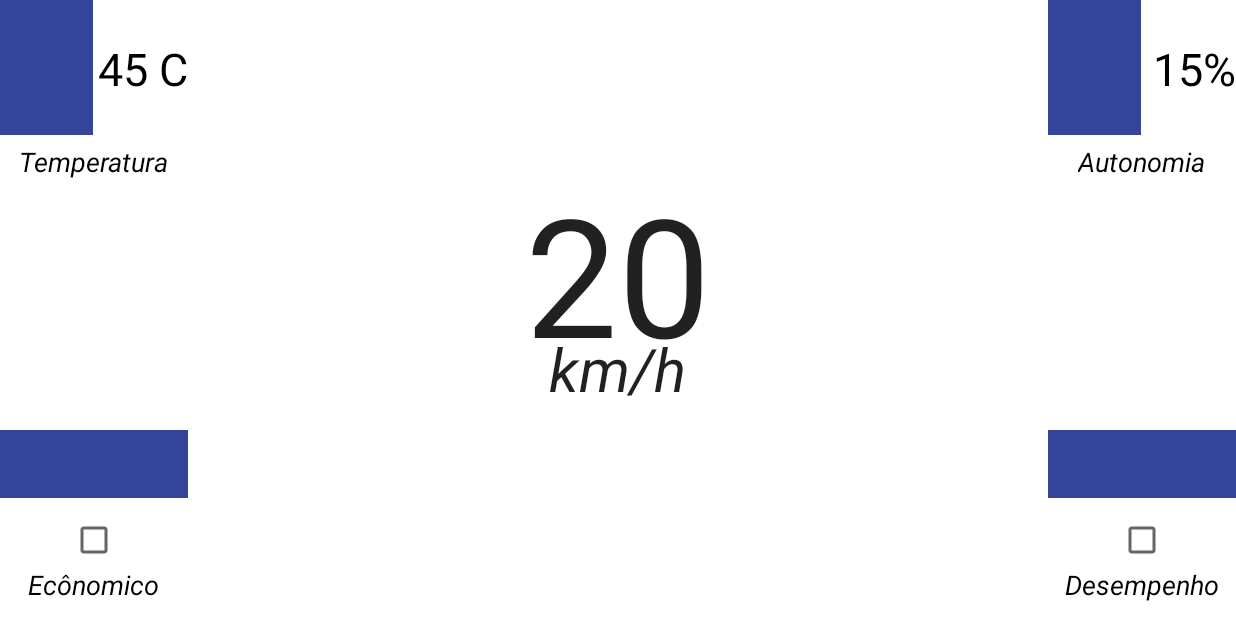
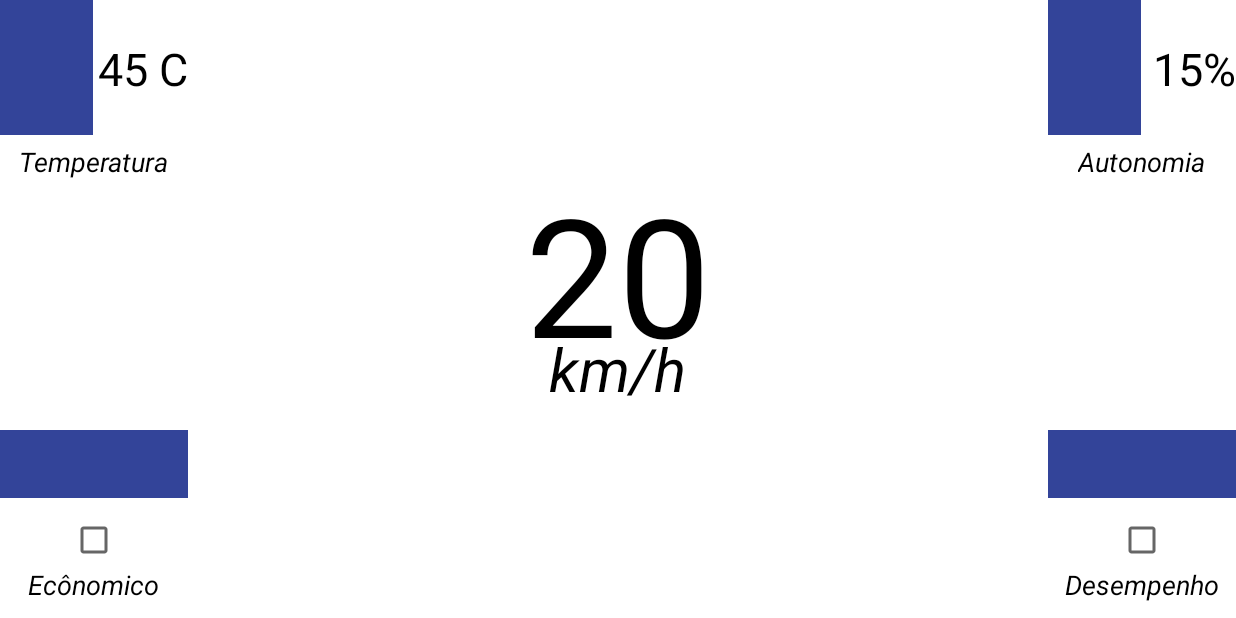
Before and after one commit to filipeborges/DriftKart, an Android app: the screen it shows after launch (MainActivity), on a phone screen of 824 x 412 dp (held sideways). Run offline under Robolectric (Android 15) with nearby library versions, the light colour scheme and no system bars.

Commit message:
Refactored GUI xml code

```diff
--- a/DriftKartApp/app/src/main/java/br/unb/integration_project/driftkartapp/MainActivity.java
+++ b/DriftKartApp/app/src/main/java/br/unb/integration_project/driftkartapp/MainActivity.java
@@ -3,8 +3,6 @@ package br.unb.integration_project.driftkartapp;
 import android.support.v7.app.AppCompatActivity;
 import android.os.Bundle;
 import android.view.LayoutInflater;
-import android.view.Menu;
-import android.view.MenuItem;
 import android.view.ViewGroup;
 
 public class MainActivity extends AppCompatActivity {
@@ -22,26 +20,4 @@ public class MainActivity extends AppCompatActivity {
         inflater.inflate(R.layout.economic_layout, mainRelLay);
         inflater.inflate(R.layout.performance_layout, mainRelLay);
     }
-
-    @Override
-    public boolean onCreateOptionsMenu(Menu menu) {
-        // Inflate the menu; this adds items to the action bar if it is present.
-        getMenuInflater().inflate(R.menu.menu_main, menu);
-        return true;
-    }
-
-    @Override
-    public boolean onOptionsItemSelected(MenuItem item) {
-        // Handle action bar item clicks here. The action bar will
-        // automatically handle clicks on the Home/Up button, so long
-        // as you specify a parent activity in AndroidManifest.xml.
-        int id = item.getItemId();
-
-        //noinspection SimplifiableIfStatement
-        if (id == R.id.action_settings) {
-            return true;
-        }
-
-        return super.onOptionsItemSelected(item);
-    }
 }
--- a/DriftKartApp/app/src/main/res/layout/battery_layout.xml
+++ b/DriftKartApp/app/src/main/res/layout/battery_layout.xml
@@ -6,34 +6,29 @@
     android:layout_alignParentRight="true"
     android:layout_alignParentTop="true">
 
-    <!--TODO: Needs to move styles items to styles.xml. -->
-    <!--TODO: Needs to move strings to strings.xml -->
     <ImageView
         android:id="@+id/batteryImageView"
         android:layout_width="62dp"
         android:layout_height="90dp"
-        android:src="#349"/>
+        style="@style/imageViewMockStyle"/>
 
     <TextView
+        android:id="@+id/batteryTextView"
         android:layout_width="wrap_content"
         android:layout_height="wrap_content"
         android:layout_centerHorizontal="true"
+        android:layout_below="@+id/batteryImageView"
         android:paddingTop="5dp"
-        android:textColor="#000"
-        android:textSize="18sp"
-        android:text="Autonomia"
-        android:textStyle="italic"
-        android:id="@+id/batteryTextView"
-        android:layout_below="@+id/batteryImageView"/>
+        android:text="@string/battery_label"
+        style="@style/sensorLabelStyle" />
 
     <TextView
+        android:id="@+id/batteryValueTextView"
         android:layout_width="wrap_content"
         android:layout_height="wrap_content"
         android:layout_alignParentRight="true"
         android:layout_marginTop="25dp"
         android:text="15%"
-        android:textSize="30sp"
-        android:textColor="#000"
-        android:id="@+id/batteryValueTextView" />
+        style="@style/sensorValueDefaultStyle" />
 
 </RelativeLayout>
--- a/DriftKartApp/app/src/main/res/layout/economic_layout.xml
+++ b/DriftKartApp/app/src/main/res/layout/economic_layout.xml
@@ -6,33 +6,28 @@
     android:layout_alignParentBottom="true"
     android:layout_alignParentLeft="true">
 
-    <!--TODO: Needs to move styles items to styles.xml. -->
-    <!--TODO: Needs to move strings to strings.xml -->
-
     <CheckBox
+        android:id="@+id/economicCheckBox"
         android:layout_width="wrap_content"
         android:layout_height="wrap_content"
         android:layout_above="@+id/economicTextView"
-        android:paddingBottom="15dp"
         android:layout_centerInParent="true"
-        android:id="@+id/economicCheckBox" />
+        android:paddingBottom="15dp" />
 
     <TextView
+        android:id="@+id/economicTextView"
         android:layout_width="wrap_content"
         android:layout_height="wrap_content"
         android:layout_centerHorizontal="true"
         android:layout_alignParentBottom="true"
         android:paddingBottom="10dp"
-        android:textColor="#000"
-        android:textSize="18sp"
-        android:text="Ecônomico"
-        android:textStyle="italic"
-        android:id="@+id/economicTextView" />
+        android:text="@string/economic_label"
+        style="@style/sensorLabelStyle" />
 
     <ImageView
+        android:id="@+id/economicImageView"
         android:layout_width="match_parent"
         android:layout_height="45dp"
-        android:id="@+id/economicImageView"
-        android:src="#349"/>
+        style="@style/imageViewMockStyle" />
 
 </RelativeLayout>
--- a/DriftKartApp/app/src/main/res/layout/performance_layout.xml
+++ b/DriftKartApp/app/src/main/res/layout/performance_layout.xml
@@ -6,33 +6,28 @@
     android:layout_alignParentBottom="true"
     android:layout_alignParentRight="true">
 
-    <!--TODO: Needs to move styles items to styles.xml. -->
-    <!--TODO: Needs to move strings to strings.xml -->
-
     <CheckBox
+        android:id="@+id/performanceCheckBox"
         android:layout_width="wrap_content"
         android:layout_height="wrap_content"
         android:layout_above="@+id/performanceTextView"
-        android:paddingBottom="15dp"
         android:layout_centerInParent="true"
-        android:id="@+id/performanceCheckBox" />
+        android:paddingBottom="15dp" />
 
     <TextView
+        android:id="@+id/performanceTextView"
         android:layout_width="wrap_content"
         android:layout_height="wrap_content"
         android:layout_centerHorizontal="true"
         android:layout_alignParentBottom="true"
         android:paddingBottom="10dp"
-        android:textColor="#000"
-        android:textSize="18sp"
-        android:text="Desempenho"
-        android:textStyle="italic"
-        android:id="@+id/performanceTextView" />
+        android:text="@string/performance_label"
+        style="@style/sensorLabelStyle" />
 
     <ImageView
+        android:id="@+id/performanceImageView"
         android:layout_width="match_parent"
         android:layout_height="45dp"
-        android:id="@+id/performanceImageView"
-        android:src="#349"/>
+        style="@style/imageViewMockStyle" />
 
 </RelativeLayout>
--- a/DriftKartApp/app/src/main/res/layout/speed_layout.xml
+++ b/DriftKartApp/app/src/main/res/layout/speed_layout.xml
@@ -1,26 +1,24 @@
 <?xml version="1.0" encoding="utf-8"?>
 <RelativeLayout xmlns:android="http://schemas.android.com/apk/res/android"
-    android:layout_width="wrap_content" android:layout_height="wrap_content"
+    android:layout_width="wrap_content"
+    android:layout_height="wrap_content"
     android:layout_centerInParent="true"
     android:paddingBottom="30dp">
 
-    <!--TODO: Needs to move styles items to styles.xml. -->
     <TextView
-        android:id="@+id/speedometerTextView2"
-        android:textAppearance="?android:attr/textAppearanceLarge"
+        android:id="@+id/speedometerTextView"
         android:layout_width="wrap_content"
         android:layout_height="wrap_content"
         android:text="20"
-        android:textSize="110sp" />
+        style="@style/speedometerTextViewStyle" />
 
     <TextView
-        android:id="@+id/speedometerUnitTextView2"
+        android:id="@+id/speedometerUnitTextView"
         android:layout_width="wrap_content"
         android:layout_height="wrap_content"
         android:layout_centerHorizontal="true"
         android:layout_marginTop="110dp"
-        android:textAppearance="?android:attr/textAppearanceLarge"
         android:text="@string/speedometer_unit"
-        android:textStyle="italic"
-        android:textSize="40sp"/>
+        style="@style/speedometerUnitTextViewStyle" />
+
 </RelativeLayout>
--- a/DriftKartApp/app/src/main/res/layout/temp_layout.xml
+++ b/DriftKartApp/app/src/main/res/layout/temp_layout.xml
@@ -1,37 +1,34 @@
 <?xml version="1.0" encoding="utf-8"?>
 <RelativeLayout xmlns:android="http://schemas.android.com/apk/res/android"
     android:id="@+id/tempRelLay"
-    android:layout_width="125dp" android:layout_height="125dp"
+    android:layout_width="125dp"
+    android:layout_height="125dp"
     android:layout_alignParentLeft="true"
     android:layout_alignParentTop="true">
 
-    <!--TODO: Needs to move styles items to styles.xml. -->
-    <!--TODO: Needs to move strings to strings.xml -->
     <ImageView
         android:id="@+id/tempImageView"
         android:layout_width="62dp"
         android:layout_height="90dp"
-        android:src="#349"/>
+        style="@style/imageViewMockStyle" />
 
     <TextView
+        android:id="@+id/tempTextView"
+        android:layout_below="@+id/tempImageView"
         android:layout_width="wrap_content"
         android:layout_height="wrap_content"
         android:layout_centerHorizontal="true"
         android:paddingTop="5dp"
-        android:textColor="#000"
-        android:textSize="18sp"
-        android:text="Temperatura"
-        android:textStyle="italic"
-        android:id="@+id/tempTextView"
-        android:layout_below="@+id/tempImageView"/>
+        android:text="@string/temp_label"
+        style="@style/sensorLabelStyle" />
 
     <TextView
+        android:id="@+id/tempValueTextView"
         android:layout_width="wrap_content"
         android:layout_height="wrap_content"
         android:layout_alignParentRight="true"
         android:layout_marginTop="25dp"
         android:text="45 C"
-        android:textSize="30sp"
-        android:textColor="#000"
-        android:id="@+id/tempValueTextView" />
+        style="@style/sensorValueDefaultStyle" />
+
 </RelativeLayout>
--- a/DriftKartApp/app/src/main/res/menu/menu_main.xml
+++ /dev/null
@@ -1,7 +0,0 @@
-<menu xmlns:android="http://schemas.android.com/apk/res/android"
-    xmlns:app="http://schemas.android.com/apk/res-auto"
-    xmlns:tools="http://schemas.android.com/tools"
-    tools:context="br.unb.integration_project.driftkartapp.MainActivity">
-    <item android:id="@+id/action_settings" android:title="@string/action_settings"
-        android:orderInCategory="100" app:showAsAction="never" />
-</menu>
--- a/DriftKartApp/app/src/main/res/values/colors.xml
+++ b/DriftKartApp/app/src/main/res/values/colors.xml
@@ -1,4 +1,5 @@
 <?xml version="1.0" encoding="utf-8"?>
 <resources>
     <color name="background_color">#FFF</color>
+    <color name="text_color">#000</color>
 </resources>
--- a/DriftKartApp/app/src/main/res/values/strings.xml
+++ b/DriftKartApp/app/src/main/res/values/strings.xml
@@ -1,8 +1,8 @@
 <resources>
     <string name="app_name">DriftKartApp</string>
-    <string name="title_activity_main">MainActivity</string>
-
-    <string name="hello_world">Hello world!</string>
-    <string name="action_settings">Settings</string>
     <string name="speedometer_unit">km/h</string>
+    <string name="economic_label">Ecônomico</string>
+    <string name="performance_label">Desempenho</string>
+    <string name="battery_label">Autonomia</string>
+    <string name="temp_label">Temperatura</string>
 </resources>
--- a/DriftKartApp/app/src/main/res/values/styles.xml
+++ b/DriftKartApp/app/src/main/res/values/styles.xml
@@ -5,4 +5,32 @@
         <!-- Customize your theme here. -->
     </style>
 
+
+    <!-- global styles -->
+    <style name="sensorLabelStyle">
+        <item name="android:textColor">@color/text_color</item>
+        <item name="android:textSize">18sp</item>
+        <item name="android:textStyle">italic</item>
+    </style>
+
+    <style name="imageViewMockStyle">
+        <item name="android:src">#349</item>
+    </style>
+
+    <style name="sensorValueDefaultStyle">
+        <item name="android:textSize">30sp</item>
+        <item name="android:textColor">@color/text_color</item>
+    </style>
+
+    <!--speed_layout-->
+    <style name="speedometerTextViewStyle">
+        <item name="android:textSize">110sp</item>
+        <item name="android:textColor">@color/text_color</item>
+    </style>
+    <style name="speedometerUnitTextViewStyle">
+        <item name="android:textColor">@color/text_color</item>
+        <item name="android:textStyle">italic</item>
+        <item name="android:textSize">40sp</item>
+    </style>
+
 </resources>
```
